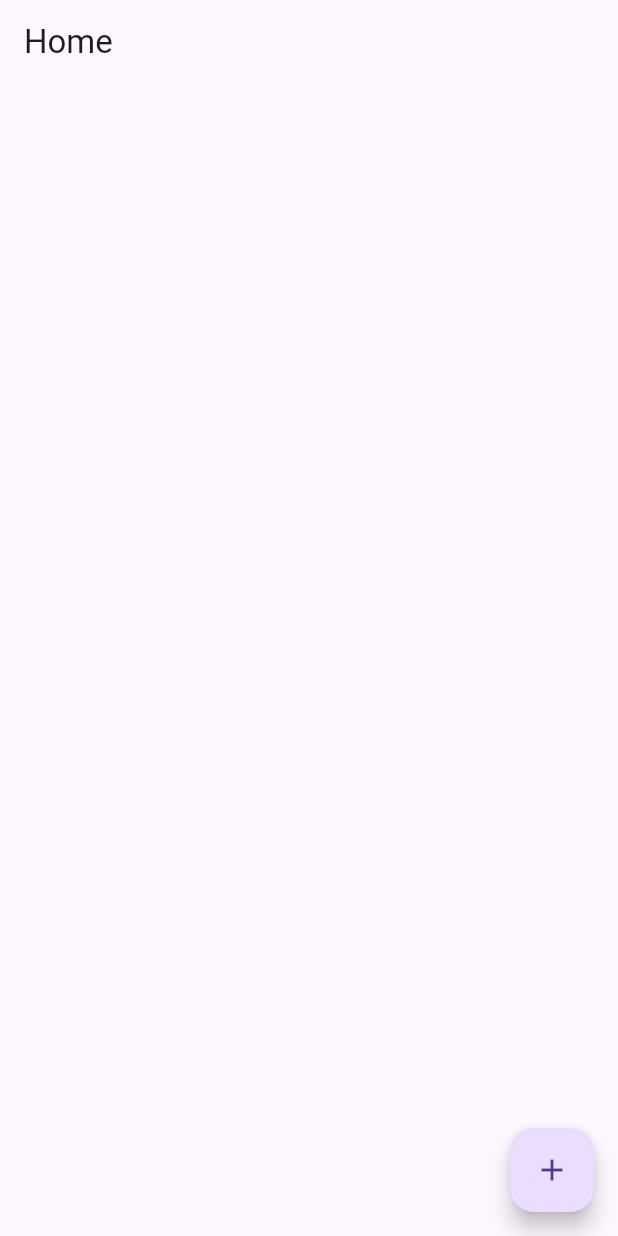
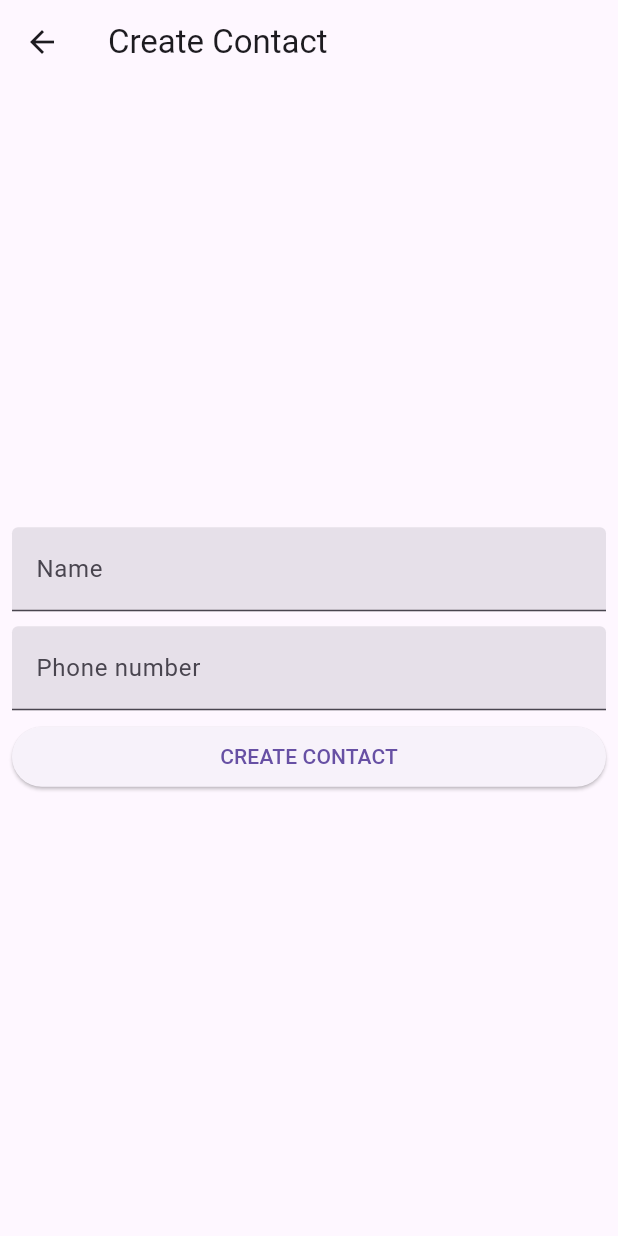
Before and after one commit to natasyaaresta/21102118_TI3_ppb2324-2, a Flutter app: the screen it shows after launch, after a tap on the "add" icon, on a phone screen of 412 x 824 dp. Run offline on Flutter 3.47's test engine with Material 3 defaults, Android fonts, the phone set to English and light mode, and no system bars; our stand-ins replace bloc, equatable, flutter_bloc.

Commit message:
praktikum_03

```diff
--- a/praktikum_03/lib/views/add_contact_screen.dart
+++ b/praktikum_03/lib/views/add_contact_screen.dart
@@ -0,0 +1,101 @@
+import 'package:flutter/material.dart';
+import 'package:flutter_bloc/flutter_bloc.dart';
+import '../bloc/contact_cubit.dart';
+import 'home_screen.dart';
+
+class AddContactScreen extends StatefulWidget {
+  const AddContactScreen({Key? key}) : super(key: key);
+
+  @override
+  State<AddContactScreen> createState() => _AddContactScreenState();
+}
+
+class _AddContactScreenState extends State<AddContactScreen> {
+  final _formKey = GlobalKey<FormState>();
+  TextEditingController username = TextEditingController();
+  TextEditingController phoneNumber = TextEditingController();
+
+  @override
+  void dispose() {
+    username.dispose();
+    phoneNumber.dispose();
+    super.dispose();
+  }
+
+  @override
+  Widget build(BuildContext context) {
+    return Scaffold(
+      appBar: AppBar(
+        title: const Text('Create Contact'),
+      ),
+      body: Padding(
+        padding: const EdgeInsets.all(8.0),
+        child: BlocBuilder<ContactCubit, ContactState>(
+          builder: (context, state) {
+            return Form(
+              key: _formKey,
+              child: Column(
+                mainAxisAlignment: MainAxisAlignment.center,
+                children: [
+                  TextFormField(
+                    controller: username,
+                    decoration: const InputDecoration(
+                        filled: true, hintText: 'Name', labelText: 'Name'),
+                    validator: (value) {
+                      if (value == null || value.isEmpty) {
+                        return 'Add Name Properly';
+                      }
+                      return null;
+                    },
+                  ),
+                  const SizedBox(
+                    height: 10.0,
+                  ),
+                  TextFormField(
+                    controller: phoneNumber,
+                    keyboardType: TextInputType.number,
+                    decoration: const InputDecoration(
+                        filled: true,
+                        hintText: 'Phone number',
+                        labelText: 'Phone number'),
+                    validator: (value) {
+                      if (value == null || value.isEmpty) {
+                        return 'Add Phone Number Properly';
+                      }
+                      return null;
+                    },
+                  ),
+                  const SizedBox(
+                    height: 7.0,
+                  ),
+                  SizedBox(
+                    width: double.infinity,
+                    child: ElevatedButton(
+                      onPressed: () {
+                        if (_formKey.currentState!.validate()) {
+                          context.read<ContactCubit>().addContact(
+                                username: username.text,
+                                number: int.parse(phoneNumber.text),
+                              );
+                          ScaffoldMessenger.of(context).showSnackBar(
+                            const SnackBar(content: Text('Added Contact')),
+                          );
+                          Navigator.pushAndRemoveUntil(
+                              context,
+                              MaterialPageRoute(
+                                  builder: (context) => const HomeScreen()),
+                              (route) => false);
+                        }
+                      },
+                      child: const Text('CREATE CONTACT'),
+                    ),
+                  ),
+                ],
+              ),
+            );
+          },
+        ),
+      ),
+    );
+  }
+}
--- a/praktikum_03/lib/views/home_screen.dart
+++ b/praktikum_03/lib/views/home_screen.dart
@@ -1,4 +1,7 @@
 import 'package:flutter/material.dart';
+import 'package:flutter_bloc/flutter_bloc.dart';
+import 'package:praktikum_03/bloc/contact_cubit.dart';
+import 'package:praktikum_03/views/add_contact_screen.dart';
 class HomeScreen extends StatelessWidget {
   const HomeScreen({Key? key}) : super(key: key);
 
@@ -8,8 +11,70 @@ class HomeScreen extends StatelessWidget {
       appBar: AppBar(
       title: const Text('Home'),
     ),
+    body: BlocBuilder<ContactCubit, ContactState>(
+      builder: (context, state) {
+        if (state is ContactLoaded) {
+          return ListView.builder(
+            scrollDirection: Axis.vertical,
+            itemCount: state.user.length,
+            itemBuilder: (context, index) {
+              return Padding(
+                padding: const EdgeInsets.fromLTRB(8.0, 12.0, 8.0, 0),
+                child: Container(
+                  decoration: const BoxDecoration(
+                    color: Color(0xffD2ECD6),
+                    borderRadius: BorderRadius.all(
+                      Radius.circular(5.0),
+                    ),
+                  ),
+                  child: ListTile(
+                    leading: const
+                    Icon(Icons.account_circle_rounded),
+                    title: Column(
+                      crossAxisAlignment: CrossAxisAlignment.start,
+                      mainAxisAlignment:
+                  MainAxisAlignment.spaceBetween,
+                  children: [
+                    Text(state.user[index].name),
+                    Text(
+                      state.user[index].number.toString(),
+                      style: const TextStyle(color: Colors.black54),
+                    ),
+                  ],
+                ),
+                trailing: GestureDetector(
+                      onTap: () {
+                        context
+                          .read<ContactCubit>()
+                          .removeUser(index: index);
+                      },
+                      child: const Icon(Icons.delete)),
+                    ),
+                  ),
+                );
+              },
+            );
+          } else if (state is ContactLoading) {
+            return const Center(child: CircularProgressIndicator());
+          }
+          return Center(
+            child: Column(
+              mainAxisAlignment: MainAxisAlignment.center,
+              children: const [
+                Icon(Icons.group_outlined),
+                Text('Your contact is empty'),
+              ],
+            ),
+          );
+        },
+      ),
+
     floatingActionButton: FloatingActionButton(
       onPressed: () {
+        Navigator.push(
+          context,
+          MaterialPageRoute(
+            builder: (context) => const AddContactScreen()));
       },
       child: const Icon(Icons.add),
       ),
```
